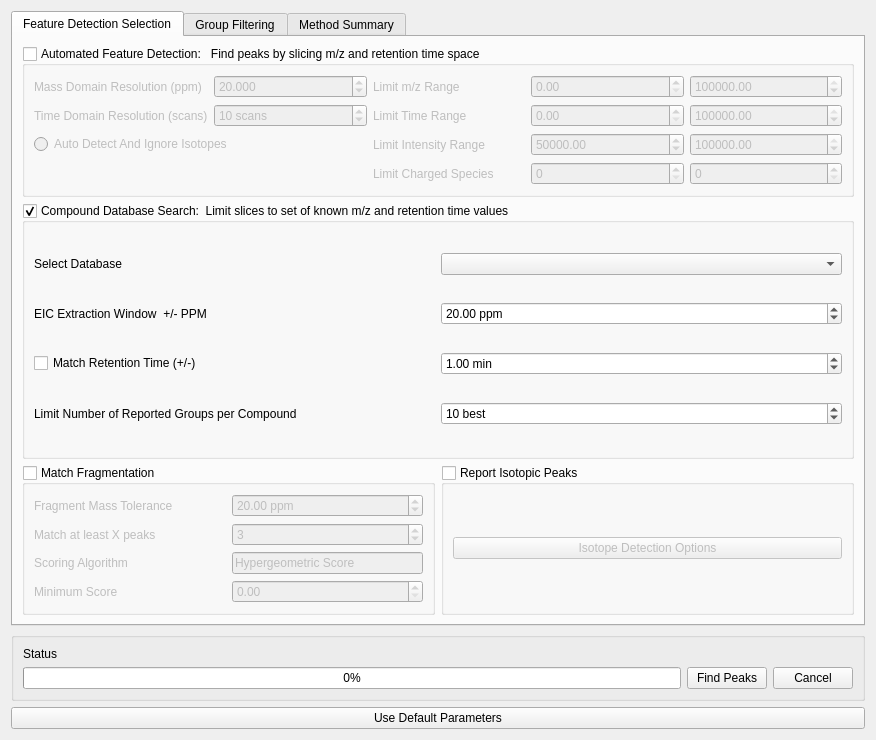
Before: the Qt Designer form src/gui/mzroll/forms/peakdetectiondialog.ui in ElucidataInc/ElMaven, drawn with Qt 5.
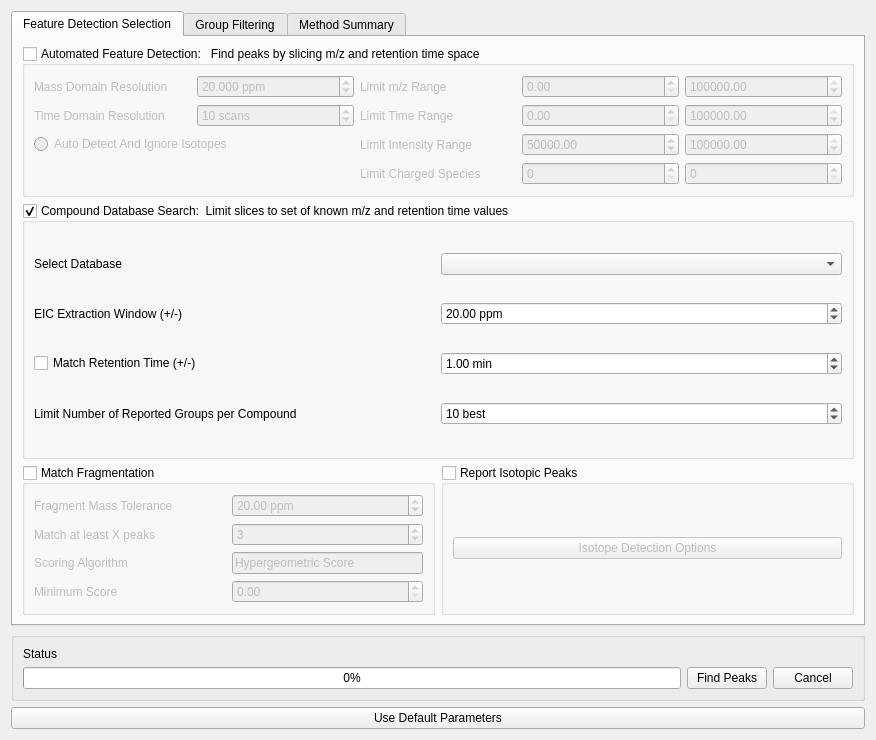
After: the same form once the commit is applied.

Commit message:
Synchronize mass resolution windows
The mass resolution settings in peak detection dialog, when
changed were not updating main window's mass cutoff setting
and was causing some confusions among users. This has been
fixed. And at the same time changing main window's mass cutoff
value will, now, also change the targeted compound extraction
window setting, as this is desirable.

What changed in the file:
```diff
--- a/src/gui/mzroll/forms/peakdetectiondialog.ui
+++ b/src/gui/mzroll/forms/peakdetectiondialog.ui
@@ -94,6 +94,9 @@
           </item>
           <item row="0" column="1">
            <widget class="QDoubleSpinBox" name="ppmStep">
+            <property name="suffix">
+             <string> ppm</string>
+            </property>
             <property name="decimals">
              <number>3</number>
             </property>
@@ -172,7 +175,7 @@
           <item row="1" column="0">
            <widget class="QLabel" name="label">
             <property name="text">
-             <string>Time Domain Resolution (scans)</string>
+             <string>Time Domain Resolution</string>
             </property>
            </widget>
           </item>
@@ -209,7 +212,7 @@
           <item row="0" column="0">
            <widget class="QLabel" name="label_7">
             <property name="text">
-             <string>Mass Domain Resolution (ppm)</string>
+             <string>Mass Domain Resolution</string>
             </property>
            </widget>
           </item>
@@ -288,7 +291,7 @@
           <item row="1" column="0">
            <widget class="QLabel" name="label_11">
             <property name="text">
-             <string>EIC Extraction Window  +/- PPM </string>
+             <string>EIC Extraction Window (+/-)</string>
             </property>
            </widget>
           </item>
```
Left out of the diff: 5 changed lines with no effect on the pictures. The commit also changes 2 other files.
